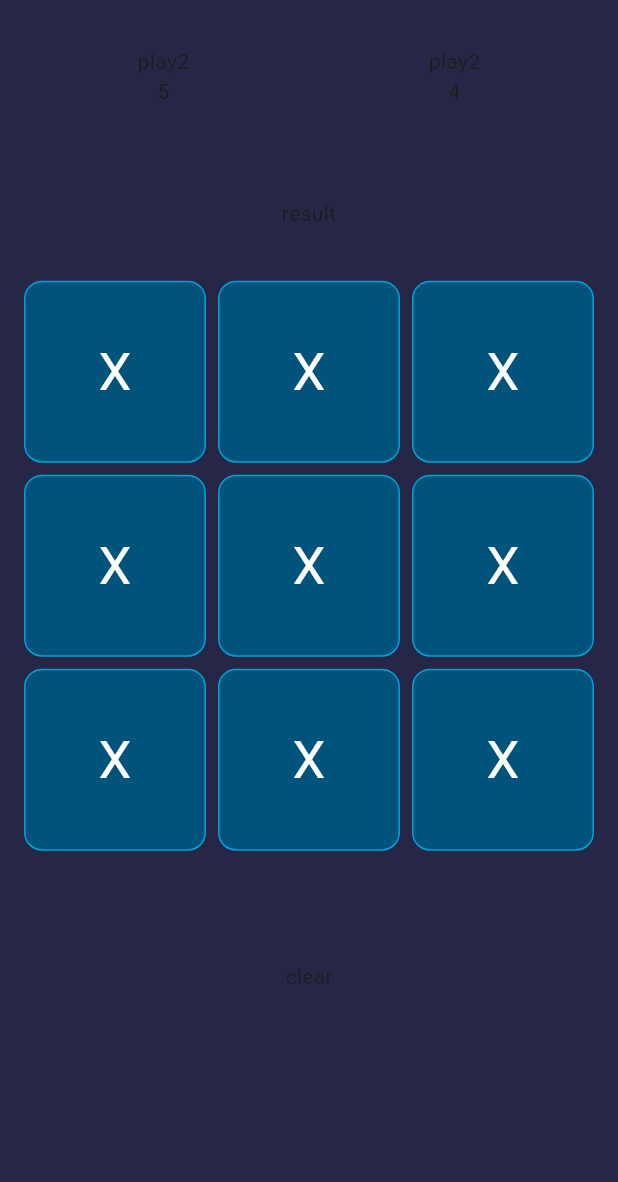
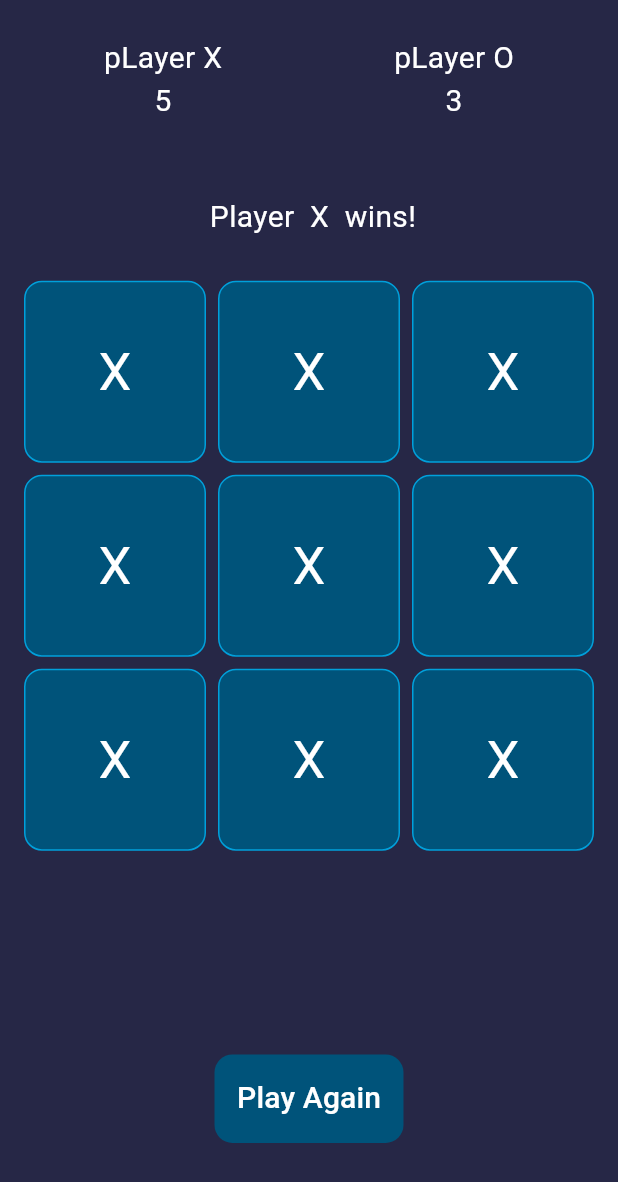
Before and after one commit to MohamedQaid/QuickXO-Flutter-Game-, a Flutter app: the screen it shows after launch, on a phone screen of 412 x 824 dp. Shown: the top 1182 px of the screen. Run offline on Flutter 3.47's test engine with Material 3 defaults, Android fonts, the phone set to English and light mode, and no system bars.

Commit message:
create des ui view result , btn again

```diff
--- a/lib/widgets/custom_btn_again_game.dart
+++ b/lib/widgets/custom_btn_again_game.dart
@@ -1,5 +1,5 @@
-
 import 'package:flutter/material.dart';
+import 'package:quick_xo_flutter_game/widgets/custom/custom_text.dart';
 
 class CustomBtnAgainGame extends StatelessWidget {
   const CustomBtnAgainGame({
@@ -8,6 +8,14 @@ class CustomBtnAgainGame extends StatelessWidget {
 
   @override
   Widget build(BuildContext context) {
-    return const Text('clear');
+    return MaterialButton(
+      onPressed: () {},
+      child: Container(
+          padding: const EdgeInsets.all(15.0),
+          decoration: BoxDecoration(
+              color: const Color(0xff00537A),
+              borderRadius: BorderRadius.circular(12.0)),
+          child: const CustomText(stringText: 'Play Again')),
+    );
   }
 }
--- a/lib/widgets/custom_view_result.dart
+++ b/lib/widgets/custom_view_result.dart
@@ -1,5 +1,5 @@
-
 import 'package:flutter/material.dart';
+import 'package:quick_xo_flutter_game/widgets/custom/custom_text.dart';
 
 class CustomViewResult extends StatelessWidget {
   const CustomViewResult({
@@ -13,16 +13,19 @@ class CustomViewResult extends StatelessWidget {
       children: [
         Row(mainAxisAlignment: MainAxisAlignment.spaceAround, children: [
           Column(
-            children: [Text('play2'), Text('5')],
+            children: [
+              CustomText(stringText: 'pLayer X'),
+              CustomText(stringText: '5')
+            ],
           ),
           Column(
             children: [
-              Text('play2'),
-              Text('4'),
+              CustomText(stringText: 'pLayer O'),
+              CustomText(stringText: '3')
             ],
           ),
         ]),
-        Text('result')
+        CustomText(stringText: ' Player  X  wins!'),
       ],
     );
   }
```
